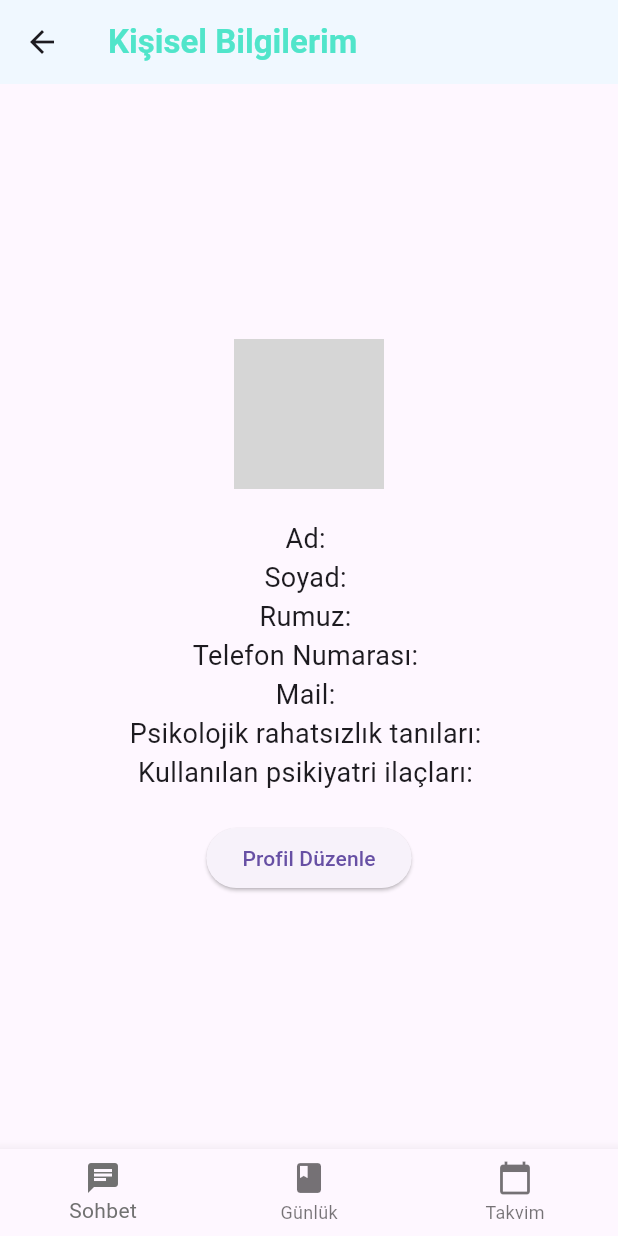
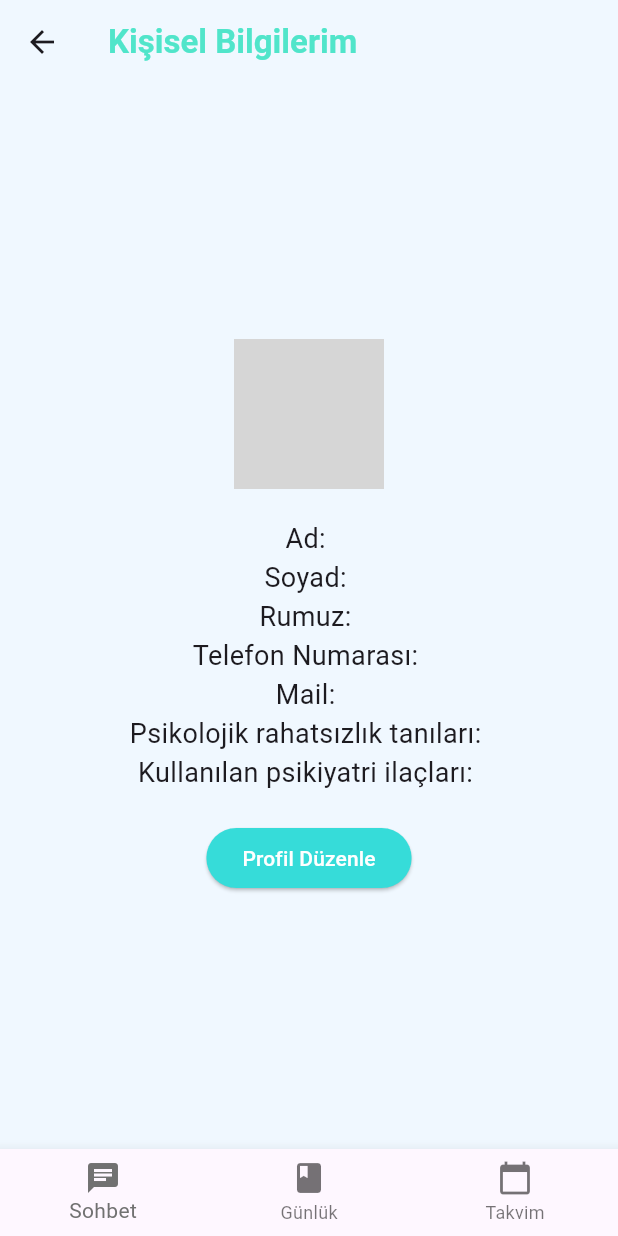
Before and after one commit to Raupeex/duygudas, a Flutter app: the PersonalInformationPage screen opened by its route, on a phone screen of 412 x 824 dp. Run offline on Flutter 3.47's test engine with Material 3 defaults, Android fonts, the light colour scheme and no system bars; our stand-ins replace cloud_firestore, firebase_auth, firebase_core, firebase_storage, fluttertoast, shared_preferences and 1 more; accounts and stored records are empty; grey boxes are pictures that could not be loaded.

Commit message:
fixed personal_information page backgroundcolor

```diff
--- a/lib/screens/personal_information.dart
+++ b/lib/screens/personal_information.dart
@@ -25,6 +25,7 @@ class PersonalInformationPage extends StatelessWidget {
           },
         ),
       ),
+      backgroundColor: Color(0xFFF0F8FF),
       body: FutureBuilder<app_model.User>(
         future: userService.fetchUser(),
         builder: (context, snapshot) {
@@ -79,6 +80,10 @@ class PersonalInformationPage extends StatelessWidget {
                     onPressed: () {
                       Navigator.pushNamed(context, '/edit_profile');
                     },
+                    style: ElevatedButton.styleFrom(
+                      backgroundColor: Color(0xFF36DCD9),
+                      foregroundColor: const Color.fromARGB(255, 255, 255, 255),
+                    ),
                     child: Text('Profil Düzenle'),
                   ),
                 ],
```
